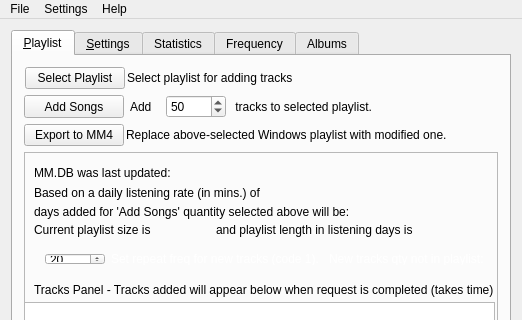
Harpo3/archsimian, file src/archsimian.ui: the form before one commit; both pictures show x 0 to 522 and y 0 to 320 of the 522 by 663 pixel window.
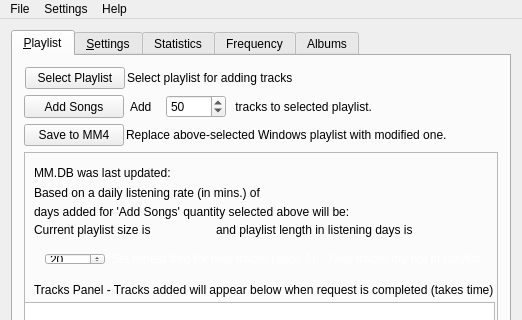
The form after the commit. The open tabs and pages were chosen to show the change. Icons and pictures are not drawn.

```diff
--- a/src/archsimian.ui
+++ b/src/archsimian.ui
@@ -189,7 +189,7 @@
              </size>
             </property>
             <property name="text">
-             <string>Export to MM4</string>
+             <string>Save to MM4</string>
             </property>
            </widget>
           </item>
```
Left out of the diff: 2 changed lines with no effect on the pictures.
